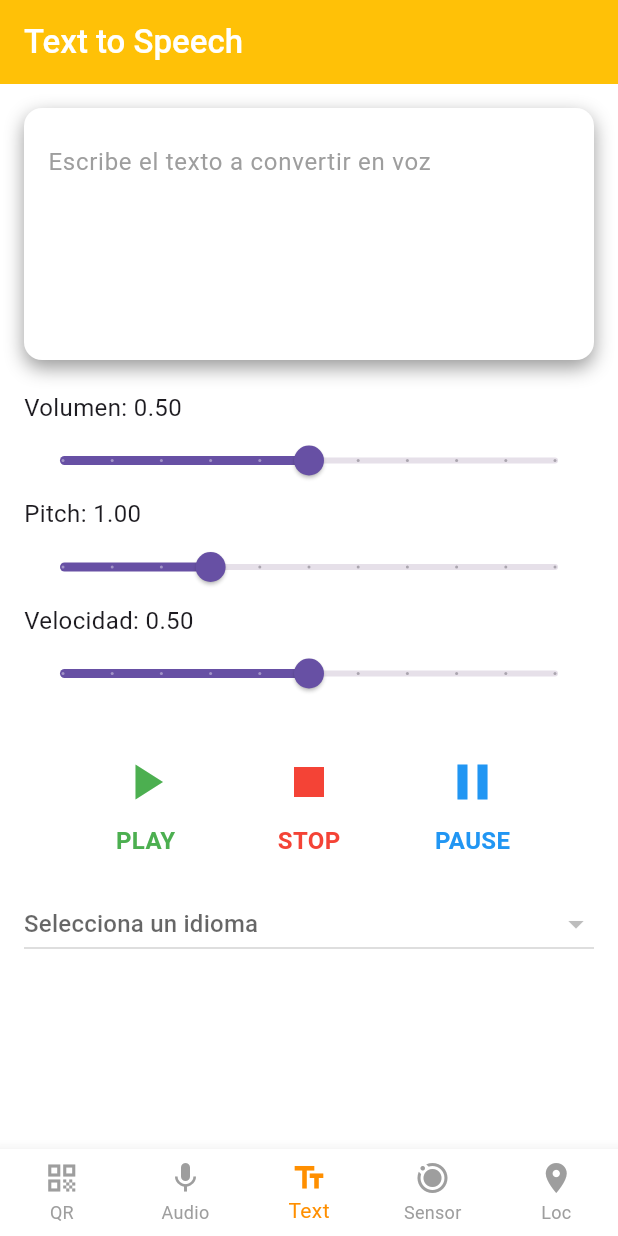
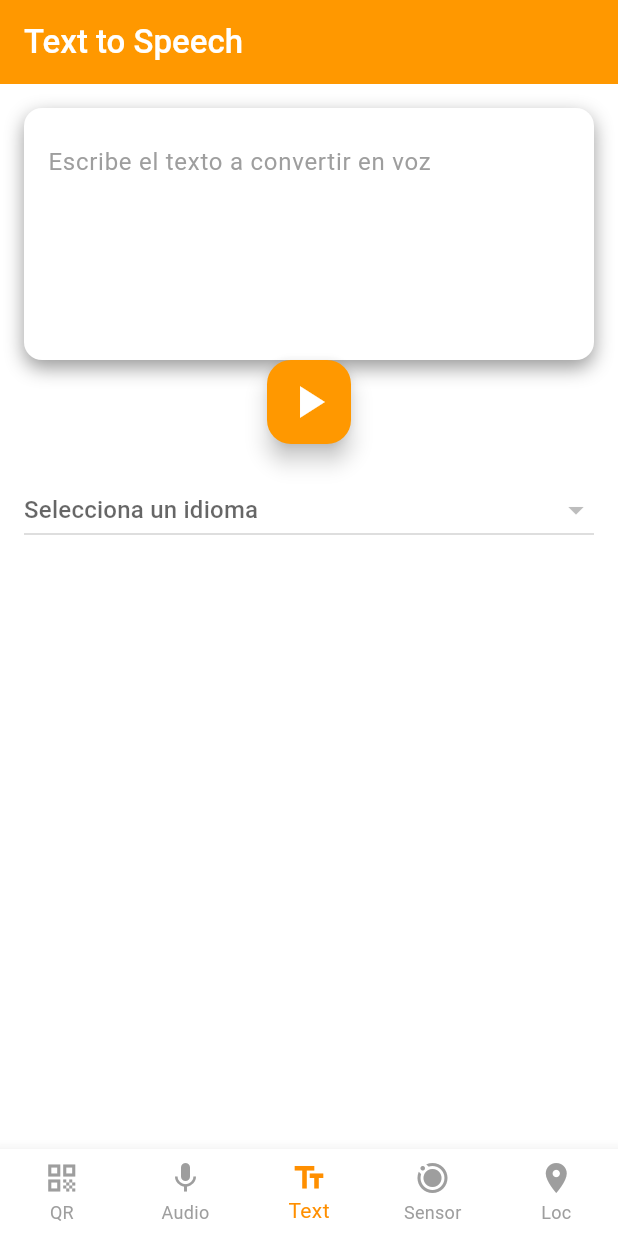
Before and after one commit to HiramZednem/phone-tools, a Flutter app: the screen it shows after launch, item 3 of the bottom bar chosen, on a phone screen of 412 x 824 dp. Run offline on Flutter 3.47's test engine with Material 3 defaults, Android fonts, the phone set to English and light mode, and no system bars; our stand-ins replace flutter_svg, flutter_tts, geolocator, sensors_plus, speech_to_text; missing offline and left inert: mobile_scanner.

Commit message:
text to speach arreglando

```diff
--- a/lib/screens/screenstextspecht.dart
+++ b/lib/screens/screenstextspecht.dart
@@ -122,16 +122,6 @@ class _TextSpechState extends State<Texspech> {
     await flutterTts.awaitSpeakCompletion(true);
   }
 
-  Future<void> _stop() async {
-    var result = await flutterTts.stop();
-    if (result == 1) setState(() => ttsState = TtsState.stopped);
-  }
-
-  Future<void> _pause() async {
-    var result = await flutterTts.pause();
-    if (result == 1) setState(() => ttsState = TtsState.paused);
-  }
-
   @override
   void dispose() {
     super.dispose();
@@ -173,8 +163,9 @@ class _TextSpechState extends State<Texspech> {
     return Scaffold(
       backgroundColor: Colors.white,
       appBar: AppBar(
-        title: const Text('Text to Speech', style: TextStyle(color: Colors.white, fontWeight: FontWeight.w500)),
-        backgroundColor: Colors.amber,
+        title: const Text('Text to Speech',
+            style: TextStyle(color: Colors.white, fontWeight: FontWeight.w500)),
+        backgroundColor: Colors.orange,
       ),
       body: SingleChildScrollView(
         child: Padding(
@@ -183,9 +174,6 @@ class _TextSpechState extends State<Texspech> {
             crossAxisAlignment: CrossAxisAlignment.stretch,
             children: [
               _inputSection(),
-              const SizedBox(height: 20),
-              _buildSliders(),
-              const SizedBox(height: 20),
               _btnSection(),
               const SizedBox(height: 20),
               _languageDropDownSection(),
@@ -225,8 +213,6 @@ class _TextSpechState extends State<Texspech> {
       mainAxisAlignment: MainAxisAlignment.spaceEvenly,
       children: [
         _buildButtonColumn(Colors.green, Icons.play_arrow, 'PLAY', _speak),
-        _buildButtonColumn(Colors.red, Icons.stop, 'STOP', _stop),
-        _buildButtonColumn(Colors.blue, Icons.pause, 'PAUSE', _pause),
       ],
     );
   }
@@ -235,16 +221,14 @@ class _TextSpechState extends State<Texspech> {
       Color color, IconData icon, String label, Function onPress) {
     return Column(
       children: [
-        IconButton(
-          icon: Icon(icon),
-          color: color,
+        FloatingActionButton(
           onPressed: () => onPress(),
-          iconSize: 40,
-        ),
-        Text(
-          label,
-          style: TextStyle(
-              color: color, fontSize: 16, fontWeight: FontWeight.w600),
+          backgroundColor: Colors.orange,
+          child: Icon(
+            Icons.play_arrow,
+            color: Colors.white,
+            size: 36.0, // Adjust the size as needed
+          ),
         ),
       ],
     );
@@ -270,39 +254,4 @@ class _TextSpechState extends State<Texspech> {
       },
     );
   }
-
-  Widget _buildSliders() {
-    return Column(
-      children: [
-        _slider("Volumen", volume, (value) {
-          setState(() => volume = value);
-        }, 0.0, 1.0),
-        _slider("Pitch", pitch, (value) {
-          setState(() => pitch = value);
-        }, 0.5, 2.0),
-        _slider("Velocidad", rate, (value) {
-          setState(() => rate = value);
-        }, 0.0, 1.0),
-      ],
-    );
-  }
-
-  Widget _slider(String label, double value, Function(double) onChanged,
-      double min, double max) {
-    return Column(
-      crossAxisAlignment: CrossAxisAlignment.start,
-      children: [
-        Text("$label: ${(value).toStringAsFixed(2)}",
-            style: const TextStyle(fontSize: 16)),
-        Slider(
-          value: value,
-          onChanged: onChanged,
-          min: min,
-          max: max,
-          divisions: 10,
-          label: value.toString(),
-        ),
-      ],
-    );
-  }
 }
```
